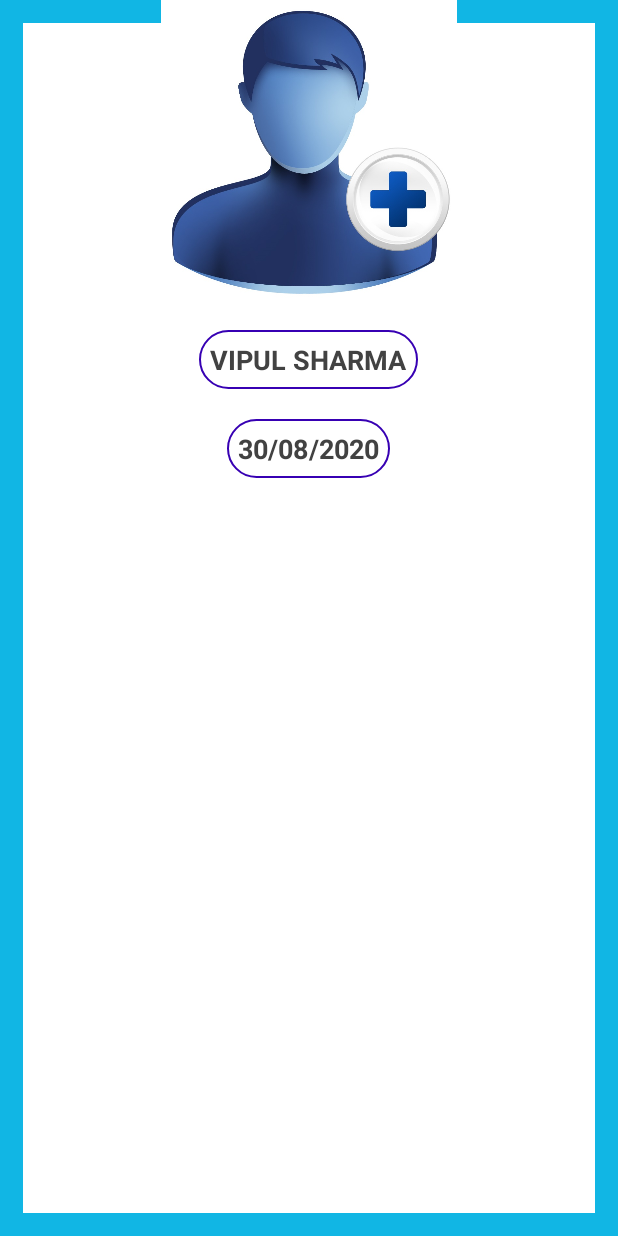
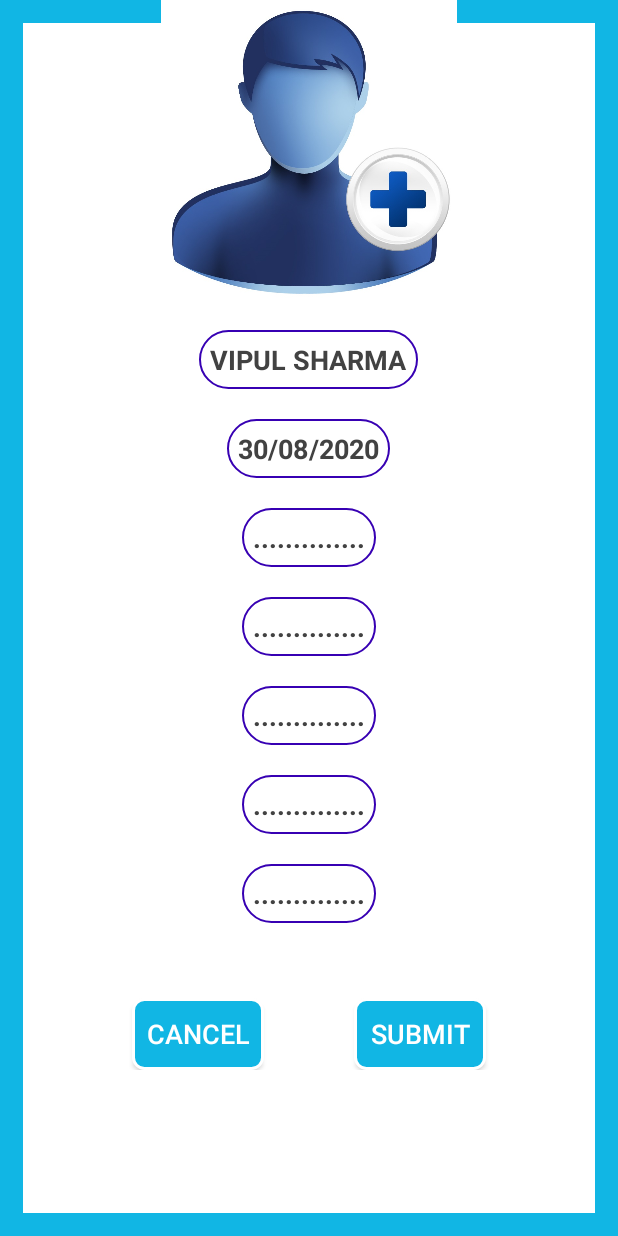
Before and after one commit to amansri29/Golcha_Visitors, an Android app: the layout activity_idcard_result.xml on its own in the app's theme, with its tools: preview values and no code run, on a phone screen of 412 x 824 dp. Run offline under Robolectric (Android 15) with nearby library versions, the phone set to English and light mode, and no system bars.

Commit message:
design of idcard layout

```diff
--- a/app/src/main/res/layout/activity_idcard_result.xml
+++ b/app/src/main/res/layout/activity_idcard_result.xml
@@ -40,6 +40,88 @@
         android:background="@drawable/textviewback"
         android:padding="7dp"
         android:textStyle="bold" />
+    <TextView
+        android:layout_width="wrap_content"
+        android:layout_height="wrap_content"
+        android:layout_gravity="center"
+        android:layout_marginTop="20dp"
+        android:text=".............."
+        android:textColor="@color/cardview_dark_background"
+        android:textSize="18sp"
+        android:background="@drawable/textviewback"
+        android:padding="7dp"
+        android:textStyle="bold" />
+    <TextView
+        android:layout_width="wrap_content"
+        android:layout_height="wrap_content"
+        android:layout_gravity="center"
+        android:layout_marginTop="20dp"
+        android:text=".............."
+        android:textColor="@color/cardview_dark_background"
+        android:textSize="18sp"
+        android:background="@drawable/textviewback"
+        android:padding="7dp"
+        android:textStyle="bold" />
+    <TextView
+        android:layout_width="wrap_content"
+        android:layout_height="wrap_content"
+        android:layout_gravity="center"
+        android:layout_marginTop="20dp"
+        android:text=".............."
+        android:textColor="@color/cardview_dark_background"
+        android:textSize="18sp"
+        android:background="@drawable/textviewback"
+        android:padding="7dp"
+        android:textStyle="bold" />
+    <TextView
+        android:layout_width="wrap_content"
+        android:layout_height="wrap_content"
+        android:layout_gravity="center"
+        android:layout_marginTop="20dp"
+        android:text=".............."
+        android:textColor="@color/cardview_dark_background"
+        android:textSize="18sp"
+        android:background="@drawable/textviewback"
+        android:padding="7dp"
+        android:textStyle="bold" />
+    <TextView
+        android:layout_width="wrap_content"
+        android:layout_height="wrap_content"
+        android:layout_gravity="center"
+        android:layout_marginTop="20dp"
+        android:text=".............."
+        android:textColor="@color/cardview_dark_background"
+        android:textSize="18sp"
+        android:background="@drawable/textviewback"
+        android:padding="7dp"
+        android:textStyle="bold" />
+    <LinearLayout
+        android:layout_width="match_parent"
+        android:layout_height="wrap_content"
+        android:layout_marginTop="50dp"
+        android:layout_marginStart="20dp"
+        android:layout_marginEnd="20dp"
+        android:gravity="center"
+        android:orientation="horizontal">
+        <Button
+            android:layout_width="wrap_content"
+            android:layout_height="wrap_content"
+            android:background="@drawable/background"
+            android:text="Cancel"
+            android:textColor="#ffffff"
+            android:layout_marginRight="30dp"
+            android:textSize="18sp"/>
+
+        <Button
+            android:layout_width="wrap_content"
+            android:layout_height="wrap_content"
+            android:layout_marginLeft="30dp"
+            android:background="@drawable/background"
+            android:text="Submit"
+            android:textColor="#ffffff"
+            android:textSize="18sp"/>
+
+    </LinearLayout>
 
 
 </LinearLayout>
```
Also changed, not shown: 2 other files.
